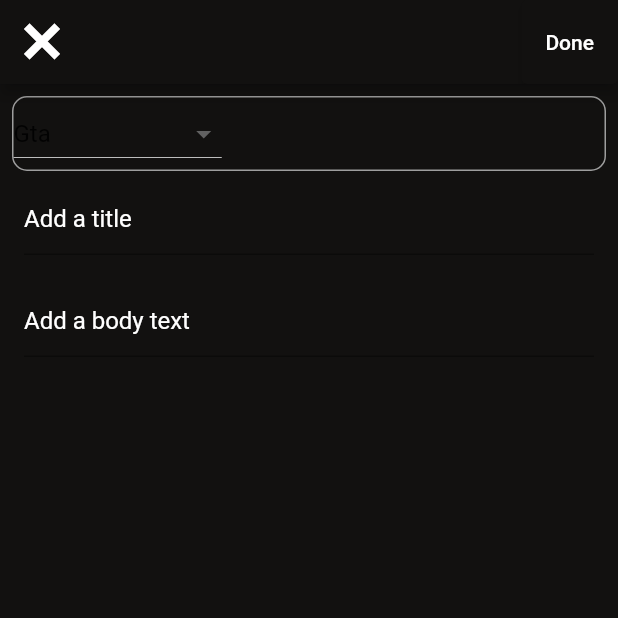
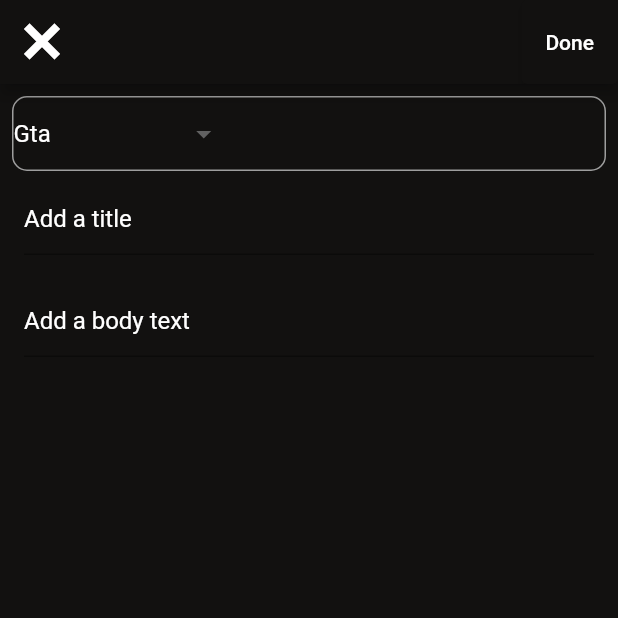
Before and after one commit to SinaArabi/AP-Final-Project, a Flutter app: the screen it shows after launch, on a phone screen of 412 x 824 dp, the top half of it. Run offline on Flutter 3.47's test engine with Material 2 defaults, Android fonts, the phone set to English and light mode, and no system bars.

Commit message:
dropdown menu got a better look

```diff
--- a/reddit_sos/lib/addPost.dart
+++ b/reddit_sos/lib/addPost.dart
@@ -60,12 +60,14 @@ class _addPostState extends State<addPost> {
 
               alignment: Alignment.centerLeft,
               child: DropdownButton<String>(
+                underline: SizedBox(),
                 hint: Text("Select subreddit"),
                 value: primaryValue,
+                dropdownColor: Colors.grey,
                 items: widget.subRedditsList
                     .map(
                       (sub) => DropdownMenuItem<String>(
-                          value: sub.subId, child: Text(sub.subId)),
+                          value: sub.subId, child: Text(sub.subId, style: TextStyle(color: Colors.white),)),
                     )
                     .toList(),
                 onChanged: (newValue) =>
```
